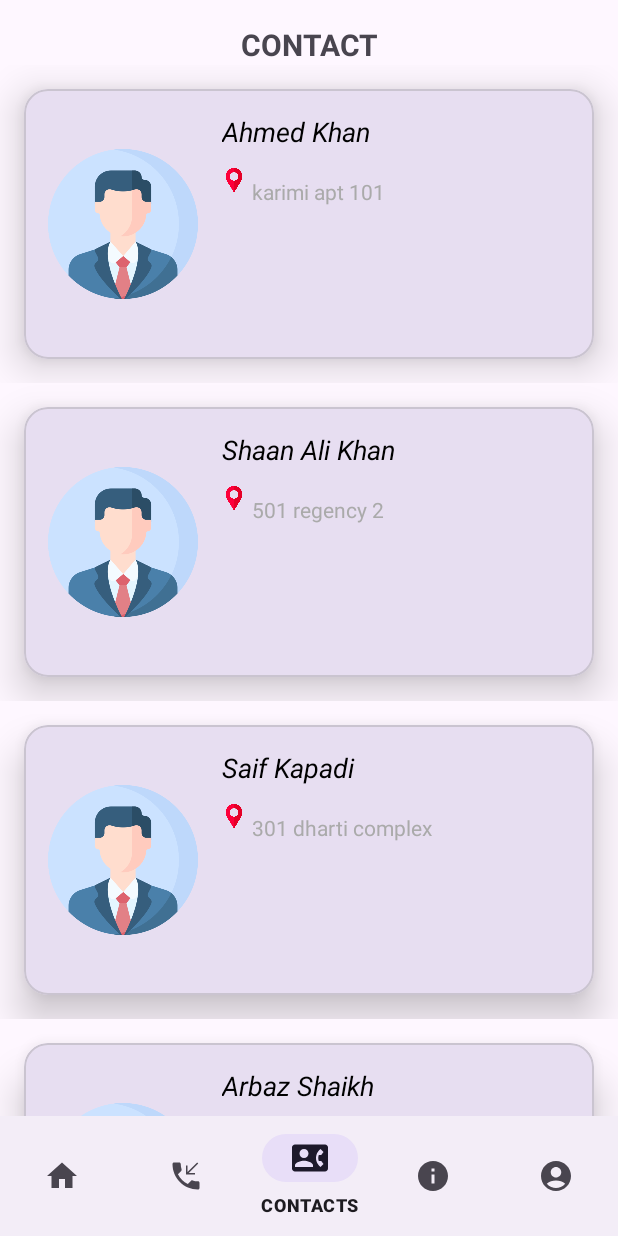
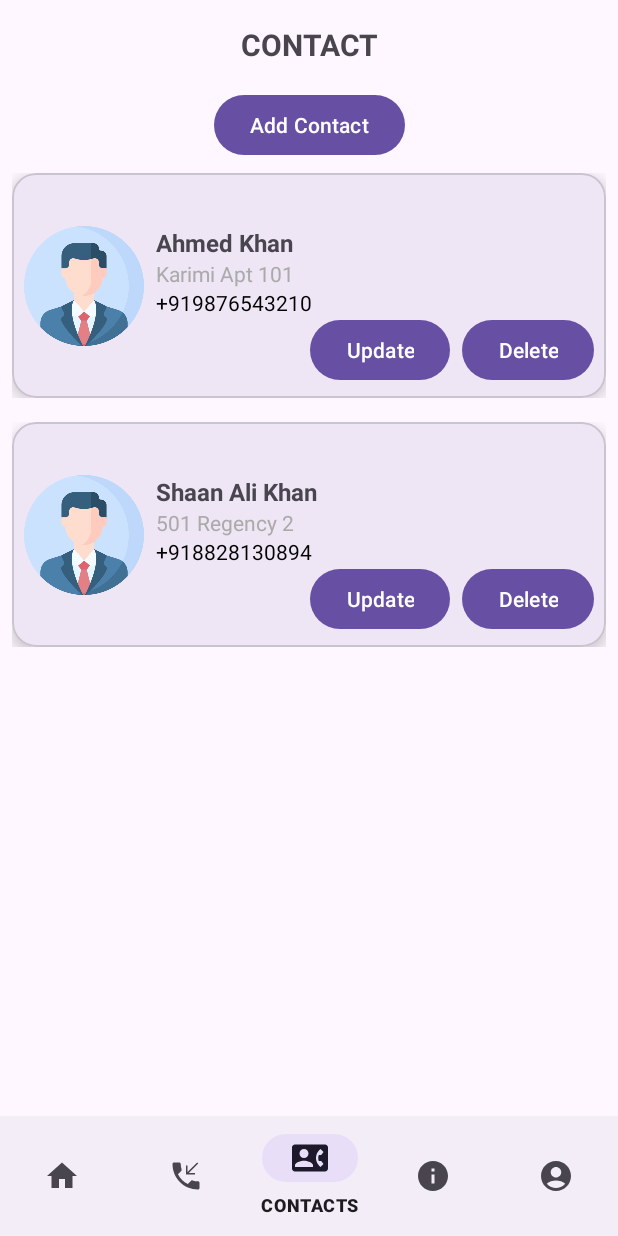
Before and after one commit to ahmed-khan-dev/Keepr_Human_Safety_App, an Android app: the screen it shows after launch (MainActivity), item 3 of the bottom bar chosen, on a phone screen of 412 x 824 dp. Run offline under Robolectric (Android 15) with nearby library versions, the phone set to English and light mode, and no system bars.

```diff
--- a/app/src/main/java/com/example/keepr_humansafetyapp/ContactsModel.kt
+++ b/app/src/main/java/com/example/keepr_humansafetyapp/ContactsModel.kt
@@ -1,8 +1,7 @@
 package com.example.keepr_humansafetyapp
 
 data class ContactsModel(
-
-    val name:String,
+    val name: String,
     val address: String,
-
+    val phone: String
 )
--- a/app/src/main/java/com/example/keepr_humansafetyapp/Contacts_Fragment.kt
+++ b/app/src/main/java/com/example/keepr_humansafetyapp/Contacts_Fragment.kt
@@ -1,50 +1,75 @@
 package com.example.keepr_humansafetyapp
 
+import android.app.AlertDialog
 import android.os.Bundle
-import androidx.fragment.app.Fragment
 import android.view.LayoutInflater
 import android.view.View
 import android.view.ViewGroup
+import android.widget.Button
+import android.widget.EditText
+import androidx.fragment.app.Fragment
 import androidx.recyclerview.widget.LinearLayoutManager
 import androidx.recyclerview.widget.RecyclerView
 
+class Contacts_Fragment : Fragment() {
 
-class Contacts_Fragment : Fragment() {
-    override fun onCreate(savedInstanceState: Bundle?) {
-        super.onCreate(savedInstanceState)
-
-    }
-
+    private lateinit var adapter: MemberAdapter
+    private val ContactListMembers = mutableListOf<ContactsModel>()
 
     override fun onCreateView(
         inflater: LayoutInflater, container: ViewGroup?,
         savedInstanceState: Bundle?
     ): View? {
-        // Inflate the layout for this fragment
         return inflater.inflate(R.layout.fragment_contacts_, container, false)
     }
 
     override fun onViewCreated(view: View, savedInstanceState: Bundle?) {
         super.onViewCreated(view, savedInstanceState)
 
-        val ContactListMembers = listOf<ContactsModel>(
-            ContactsModel("Ahmed Khan","karimi apt 101"),
-            ContactsModel("Shaan Ali Khan","501 regency 2"),
-            ContactsModel("Saif Kapadi","301 dharti complex"),
-            ContactsModel("Arbaz Shaikh","201 plesent palace"),
+        val recycler = view.findViewById<RecyclerView>(R.id.Contacts_recycler)
+        recycler.layoutManager = LinearLayoutManager(requireContext())
 
+        // Sample initial contacts
+        ContactListMembers.add(ContactsModel("Ahmed Khan","Karimi Apt 101","+919876543210"))
+        ContactListMembers.add(ContactsModel("Shaan Ali Khan","501 Regency 2","+918828130894"))
 
+        adapter = MemberAdapter(ContactListMembers)
+        recycler.adapter = adapter
 
-            )
+        // Add Contact Button
+        val btnAdd = view.findViewById<Button>(R.id.btn_add_contact)
+        btnAdd.setOnClickListener {
+            showAddContactDialog()
+        }
+    }
 
-        val adapter = MemberAdapter(ContactListMembers)
-        val recycler = requireView().findViewById<RecyclerView>(R.id.Contacts_recycler)
-        recycler.layoutManager = LinearLayoutManager(requireContext())
-        recycler.adapter =adapter
+    private fun showAddContactDialog() {
+        val dialogView = layoutInflater.inflate(R.layout.dialog_add_contact, null)
+        val dialog = AlertDialog.Builder(requireContext())
+            .setView(dialogView)
+            .create()
+
+        val etName = dialogView.findViewById<EditText>(R.id.et_name)
+        val etAddress = dialogView.findViewById<EditText>(R.id.et_address)
+        val etPhone = dialogView.findViewById<EditText>(R.id.et_phone)
+        val btnSave = dialogView.findViewById<Button>(R.id.btn_save_contact)
+
+        btnSave.setOnClickListener {
+            val name = etName.text.toString().trim()
+            val address = etAddress.text.toString().trim()
+            val phone = etPhone.text.toString().trim()
+
+            if (name.isNotEmpty() && address.isNotEmpty() && phone.isNotEmpty()) {
+                ContactListMembers.add(ContactsModel(name, address, phone))
+                adapter.notifyItemInserted(ContactListMembers.size - 1)
+                dialog.dismiss()
+            }
+        }
+
+        dialog.show()
     }
 
     companion object {
-        fun newInstance() =Contacts_Fragment()
-
+        fun newInstance() = Contacts_Fragment()
     }
 }
--- a/app/src/main/java/com/example/keepr_humansafetyapp/MemberAdapter.kt
+++ b/app/src/main/java/com/example/keepr_humansafetyapp/MemberAdapter.kt
@@ -1,40 +1,48 @@
 package com.example.keepr_humansafetyapp
-import android.widget.TextView
-
 
 import android.view.LayoutInflater
 import android.view.View
 import android.view.ViewGroup
+import android.widget.Button
 import android.widget.ImageView
+import android.widget.TextView
 import androidx.recyclerview.widget.RecyclerView
 
-class MemberAdapter(private val ContactListMembers: List<ContactsModel>) : RecyclerView.Adapter<MemberAdapter.Viewholder>() {
+class MemberAdapter(
+    private val contactList: MutableList<ContactsModel>
+) : RecyclerView.Adapter<MemberAdapter.ViewHolder>() {
 
-
-    override fun onCreateViewHolder(parent: ViewGroup, viewType: Int): MemberAdapter.Viewholder {
-
-        val inflater = LayoutInflater.from(parent.context)
-        val item = inflater.inflate(R.layout.item_mycontacts,parent,false)
-        return Viewholder(item)
+    override fun onCreateViewHolder(parent: ViewGroup, viewType: Int): ViewHolder {
+        val itemView = LayoutInflater.from(parent.context)
+            .inflate(R.layout.item_mycontacts, parent, false)
+        return ViewHolder(itemView)
     }
 
-    override fun onBindViewHolder(holder: MemberAdapter.Viewholder, position: Int) {
-        val item = ContactListMembers[position]
-        holder.ContactName.text = item.name
+    override fun onBindViewHolder(holder: ViewHolder, position: Int) {
+        val item = contactList[position]
+        holder.name.text = item.name
         holder.address.text = item.address
+        holder.phone.text = item.phone
+
+        // Update / Delete buttons (implement later)
+        holder.btnUpdate.setOnClickListener {
+            // TODO: open dialog to update contact
+        }
+        holder.btnDelete.setOnClickListener {
+            contactList.removeAt(position)
+            notifyItemRemoved(position)
+            notifyItemRangeChanged(position, contactList.size)
+        }
     }
 
-    override fun getItemCount(): Int {
-      return  ContactListMembers.size
-    }
+    override fun getItemCount(): Int = contactList.size
 
-    class Viewholder(private val item: View) : RecyclerView.ViewHolder(item) {
-
-        val ImgUser = item.findViewById<ImageView>(R.id.img_user)
-         val ContactName = item.findViewById<TextView>(R.id.name)
-        val address =item.findViewById<TextView>(R.id.address)
-
-
-
+    class ViewHolder(itemView: View) : RecyclerView.ViewHolder(itemView) {
+        val imgUser: ImageView = itemView.findViewById(R.id.img_user)
+        val name: TextView = itemView.findViewById(R.id.name)
+        val address: TextView = itemView.findViewById(R.id.address)
+        val phone: TextView = itemView.findViewById(R.id.phone_number)
+        val btnUpdate: Button = itemView.findViewById(R.id.btn_update)
+        val btnDelete: Button = itemView.findViewById(R.id.btn_delete)
     }
 }
--- /dev/null
+++ b/app/src/main/res/layout/dialog_add_contact.xml
@@ -0,0 +1,33 @@
+<LinearLayout
+    xmlns:android="http://schemas.android.com/apk/res/android"
+    android:layout_width="match_parent"
+    android:layout_height="wrap_content"
+    android:orientation="vertical"
+    android:padding="16dp">
+
+    <EditText
+        android:id="@+id/et_name"
+        android:layout_width="match_parent"
+        android:layout_height="wrap_content"
+        android:hint="Name"/>
+
+    <EditText
+        android:id="@+id/et_address"
+        android:layout_width="match_parent"
+        android:layout_height="wrap_content"
+        android:hint="Address"/>
+
+    <EditText
+        android:id="@+id/et_phone"
+        android:layout_width="match_parent"
+        android:layout_height="wrap_content"
+        android:hint="Phone"/>
+
+    <Button
+        android:id="@+id/btn_save_contact"
+        android:layout_width="wrap_content"
+        android:layout_height="wrap_content"
+        android:text="Save"
+        android:layout_gravity="end"
+        android:layout_marginTop="8dp"/>
+</LinearLayout>
--- a/app/src/main/res/layout/fragment_contacts_.xml
+++ b/app/src/main/res/layout/fragment_contacts_.xml
@@ -19,6 +19,16 @@
         app:layout_constraintStart_toStartOf="parent"
         app:layout_constraintTop_toTopOf="parent" />
 
+    <Button
+        android:id="@+id/btn_add_contact"
+        android:layout_width="wrap_content"
+        android:layout_height="wrap_content"
+        android:layout_margin="16dp"
+        android:text="Add Contact"
+        app:layout_constraintEnd_toEndOf="parent"
+        app:layout_constraintStart_toStartOf="parent"
+        app:layout_constraintTop_toBottomOf="@id/contacts_title" />
+
     <androidx.recyclerview.widget.RecyclerView
         android:id="@+id/Contacts_recycler"
         tools:listitem="@layout/item_mycontacts"
@@ -27,6 +37,6 @@
         app:layout_constraintBottom_toBottomOf="parent"
         app:layout_constraintEnd_toEndOf="parent"
         app:layout_constraintStart_toStartOf="parent"
-        app:layout_constraintTop_toBottomOf="@id/contacts_title" />
+        app:layout_constraintTop_toBottomOf="@id/btn_add_contact" />
 
 </androidx.constraintlayout.widget.ConstraintLayout>
--- a/app/src/main/res/layout/item_mycontacts.xml
+++ b/app/src/main/res/layout/item_mycontacts.xml
@@ -1,74 +1,87 @@
 <?xml version="1.0" encoding="utf-8"?>
 <androidx.constraintlayout.widget.ConstraintLayout xmlns:android="http://schemas.android.com/apk/res/android"
     xmlns:app="http://schemas.android.com/apk/res-auto"
-    xmlns:tools="http://schemas.android.com/tools"
     android:layout_width="match_parent"
-    android:layout_height="wrap_content">
-
+    android:layout_height="wrap_content"
+    android:padding="8dp">
 
     <com.google.android.material.card.MaterialCardView
         android:id="@+id/contact_card"
-        android:layout_width="match_parent"
-        android:layout_height="180dp"
-        android:layout_margin="@dimen/dimen_16"
-        app:cardCornerRadius="@dimen/dimen_16"
-        app:cardElevation="@dimen/dimen_16"
+        android:layout_width="0dp"
+        android:layout_height="150dp"
+        app:cardCornerRadius="16dp"
+        app:cardElevation="6dp"
         app:layout_constraintBottom_toBottomOf="parent"
         app:layout_constraintEnd_toEndOf="parent"
-        app:layout_constraintHorizontal_bias="0.0"
         app:layout_constraintStart_toStartOf="parent"
+        app:layout_constraintTop_toTopOf="parent">
 
-        app:layout_constraintTop_toTopOf="parent"
-        app:layout_constraintVertical_bias="0.143"
-        tools:ignore="MissingConstraints" />
+        <androidx.constraintlayout.widget.ConstraintLayout
+            android:layout_width="match_parent"
+            android:layout_height="match_parent"
+            android:padding="8dp">
 
             <ImageView
                 android:id="@+id/img_user"
-        android:layout_width="100dp"
-        android:layout_height="100dp"
-        android:layout_margin="@dimen/dimen_16"
-        android:elevation="@dimen/dimen_16"
+                android:layout_width="80dp"
+                android:layout_height="80dp"
                 android:src="@drawable/user_img"
-        app:layout_constraintBottom_toBottomOf="@id/contact_card"
-        app:layout_constraintStart_toStartOf="@id/contact_card"
-        app:layout_constraintTop_toTopOf="@id/contact_card" />
-
+                app:layout_constraintBottom_toBottomOf="parent"
+                app:layout_constraintStart_toStartOf="parent"
+                app:layout_constraintTop_toTopOf="parent" />
 
             <TextView
                 android:id="@+id/name"
-        android:layout_width="230dp"
+                android:layout_width="0dp"
                 android:layout_height="wrap_content"
-        android:layout_margin="@dimen/dimen_16"
-        android:elevation="@dimen/dimen_16"
-        android:text="AHMED KHAN"
-        android:textColor="@color/black"
-        android:textSize="18sp"
-        android:textStyle="italic"
+                android:layout_marginStart="8dp"
+                android:text="Ahmed Khan"
+                android:textSize="16sp"
+                android:textStyle="bold"
+                app:layout_constraintEnd_toEndOf="parent"
                 app:layout_constraintStart_toEndOf="@id/img_user"
-        app:layout_constraintTop_toTopOf="@id/contact_card" />
-    <ImageView
-        android:id="@+id/img_location"
-        android:layout_width="16dp"
-        android:layout_height="16dp"
-        android:layout_marginTop="12dp"
-        android:src="@drawable/location_icon"
-        app:layout_constraintStart_toStartOf="@id/name"
-        app:layout_constraintTop_toBottomOf="@id/name"
-        android:elevation="@dimen/dimen_16"
-        />
+                app:layout_constraintTop_toTopOf="@id/img_user" />
+
             <TextView
                 android:id="@+id/address"
                 android:layout_width="0dp"
                 android:layout_height="wrap_content"
-        android:layout_marginStart="4dp"
-        android:layout_marginTop="@dimen/dimen_8"
-        android:layout_marginEnd="@dimen/dimen_16"
-        android:ellipsize="end"
-        android:elevation="@dimen/dimen_16"
-        android:maxLines="2"
-        android:text="9th buildind, 2nd floor, maldiv road, manali 9th buildind, 2nd floor 9th buildind, 2nd floor,"
+                android:text="Address here"
                 android:textColor="@android:color/darker_gray"
-        app:layout_constraintEnd_toEndOf="@id/contact_card"
-        app:layout_constraintStart_toEndOf="@id/img_location"
+                android:textSize="14sp"
+                app:layout_constraintEnd_toEndOf="parent"
+                app:layout_constraintStart_toStartOf="@id/name"
                 app:layout_constraintTop_toBottomOf="@id/name" />
+
+            <TextView
+                android:id="@+id/phone_number"
+                android:layout_width="0dp"
+                android:layout_height="wrap_content"
+                android:text="+91 9876543210"
+                android:textColor="@android:color/black"
+                android:textSize="14sp"
+                app:layout_constraintEnd_toEndOf="parent"
+                app:layout_constraintStart_toStartOf="@id/name"
+                app:layout_constraintTop_toBottomOf="@id/address" />
+
+            <Button
+                android:id="@+id/btn_update"
+                android:layout_width="wrap_content"
+                android:layout_height="wrap_content"
+                android:layout_marginEnd="8dp"
+                android:text="Update"
+                app:layout_constraintBottom_toBottomOf="parent"
+                app:layout_constraintEnd_toStartOf="@id/btn_delete" />
+
+            <Button
+                android:id="@+id/btn_delete"
+                android:layout_width="wrap_content"
+                android:layout_height="wrap_content"
+                android:text="Delete"
+                app:layout_constraintBottom_toBottomOf="parent"
+                app:layout_constraintEnd_toEndOf="parent" />
+
         </androidx.constraintlayout.widget.ConstraintLayout>
+    </com.google.android.material.card.MaterialCardView>
+
+</androidx.constraintlayout.widget.ConstraintLayout>
```
Also changed, not shown: app/src/main/AndroidManifest.xml (+0 -10 lines). Lines whose indentation alone changed are shown as unchanged.
